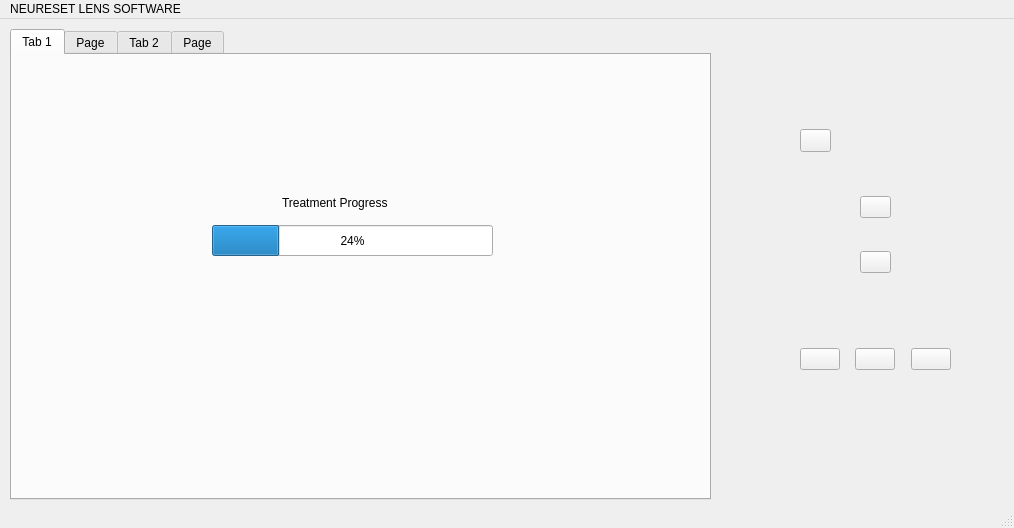
First picture: the form in mainwindow.ui, repository CATBOYCOWBOY/COMP3004A4, before the edit.
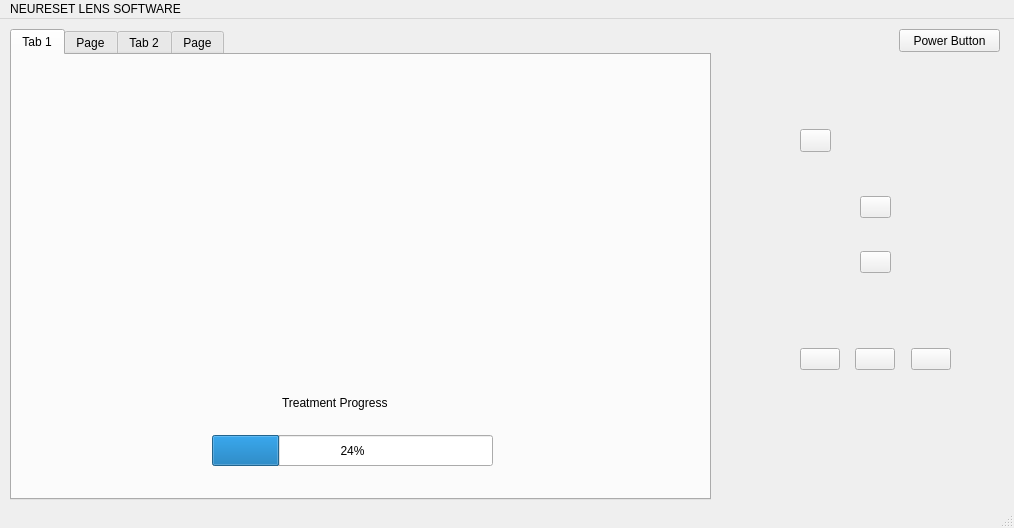
Second picture: the form after the edit. The open tabs and pages were chosen to show the change. Icons and pictures are not drawn. Custom widgets are drawn as their Qt base class.

Commit message: built out sin wave display for treatment controller

```diff
--- a/mainwindow.ui
+++ b/mainwindow.ui
@@ -34,7 +34,7 @@
       <property name="geometry">
        <rect>
         <x>200</x>
-        <y>170</y>
+        <y>380</y>
         <width>281</width>
         <height>31</height>
        </rect>
@@ -47,7 +47,7 @@
       <property name="geometry">
        <rect>
         <x>270</x>
-        <y>140</y>
+        <y>340</y>
         <width>151</width>
         <height>16</height>
        </rect>
@@ -69,6 +69,29 @@
        <string/>
       </property>
      </widget>
+     <widget class="QCustomPlot" name="waveDisplay" native="true">
+      <property name="geometry">
+       <rect>
+        <x>90</x>
+        <y>110</y>
+        <width>481</width>
+        <height>201</height>
+       </rect>
+      </property>
+     </widget>
+     <widget class="QLabel" name="waveLabel">
+      <property name="geometry">
+       <rect>
+        <x>220</x>
+        <y>60</y>
+        <width>231</width>
+        <height>20</height>
+       </rect>
+      </property>
+      <property name="text">
+       <string/>
+      </property>
+     </widget>
     </widget>
     <widget class="QWidget" name="tab_3">
      <attribute name="title">
@@ -267,6 +290,19 @@
       <normaloff>:/new/prefix1/assets/menu.png</normaloff>:/new/prefix1/assets/menu.png</iconset>
     </property>
    </widget>
+   <widget class="QPushButton" name="powerButton">
+    <property name="geometry">
+     <rect>
+      <x>899</x>
+      <y>10</y>
+      <width>101</width>
+      <height>23</height>
+     </rect>
+    </property>
+    <property name="text">
+     <string>Power Button</string>
+    </property>
+   </widget>
   </widget>
   <widget class="QStatusBar" name="statusbar"/>
   <widget class="QMenuBar" name="menubar">
@@ -333,6 +369,14 @@
    </property>
   </action>
  </widget>
+ <customwidgets>
+  <customwidget>
+   <class>QCustomPlot</class>
+   <extends>QWidget</extends>
+   <header>qcustomplot.h</header>
+   <container>1</container>
+  </customwidget>
+ </customwidgets>
  <resources>
   <include location="resources.qrc"/>
  </resources>
```
Left out of the diff: 23 changed lines with no effect on the pictures. The commit also changes 21 other files.
